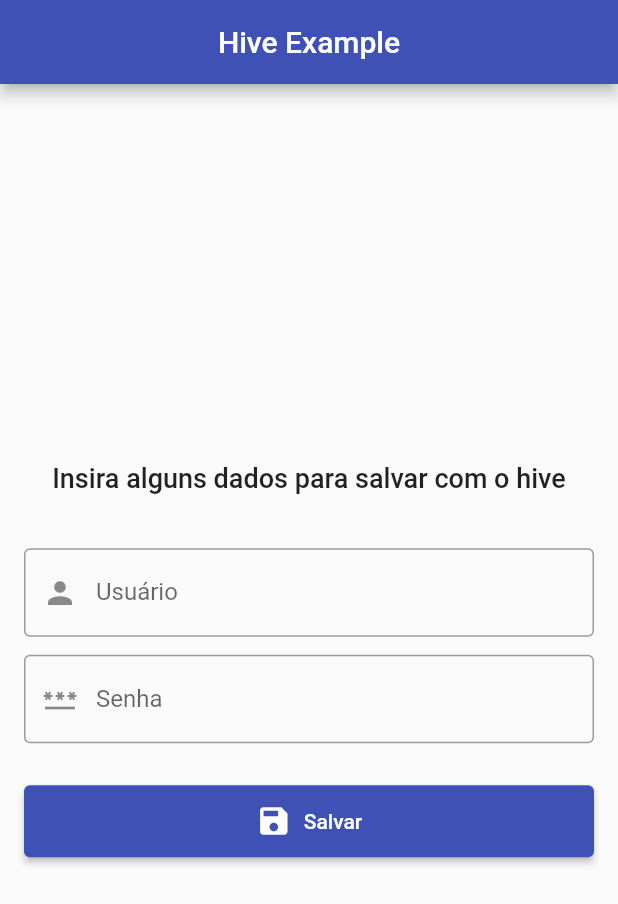
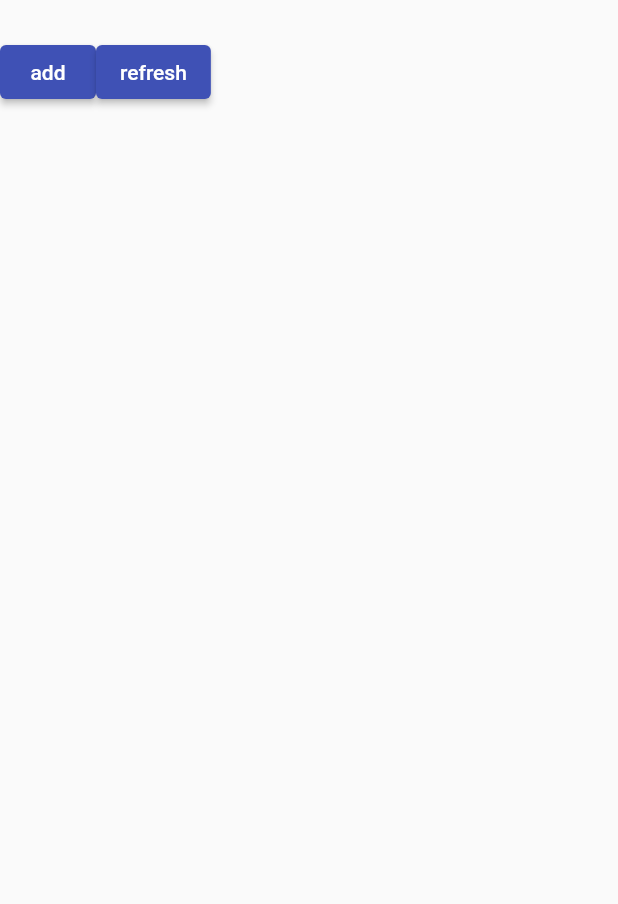
Before and after one commit to SamuelGadiel/hive_test, a Flutter app: the screen it shows after launch, on a phone screen of 412 x 824 dp. Shown: the top 904 px of the screen. Run offline on Flutter 3.47's test engine with Material 2 defaults, Android fonts, the phone set to English and light mode, and no system bars; our stand-ins replace hive; accounts and stored records are empty.

Commit message:
test hive

```diff
--- a/lib/main.dart
+++ b/lib/main.dart
@@ -1,8 +1,5 @@
-import 'dart:convert';
-
 import 'package:flutter/material.dart';
 import 'package:hive/hive.dart';
-import 'package:hive_test/user.dart';
 import 'package:path_provider/path_provider.dart' as path;
 
 Future<void> main() async {
@@ -35,162 +32,57 @@ class MyHomePage extends StatefulWidget {
 }
 
 class _MyHomePageState extends State<MyHomePage> {
-  final userController = TextEditingController();
-  final passwordController = TextEditingController();
-  User user = User('', '');
-  bool hasData = false;
+  List<String> texts = [];
 
-  @override
-  void initState() {
-    Hive.openBox('app').then((box) {
-      final result = box.get('user');
+  void getData() async {
+    final box = await Hive.openBox('app');
 
-      if (result != null) {
+    final result = box.toMap();
+
+    texts.clear();
     setState(() {
-          user = UserModel.fromJson(json.decode(result));
-          hasData = true;
+      result.forEach((key, value) {
+        print('$key: $value');
+        texts.add(value);
+      });
     });
   }
-    });
 
-    super.initState();
+  void storeData() async {
+    final box = await Hive.openBox('app');
+
+    final time = DateTime.now();
+
+    await box.add('${time.hour}:${time.minute}:${time.second}');
   }
 
   @override
   Widget build(BuildContext context) {
-    return GestureDetector(
-      onTap: () {
-        final currentFocus = FocusScope.of(context);
-
-        if (!currentFocus.hasPrimaryFocus) {
-          currentFocus.focusedChild?.unfocus();
-        }
-      },
-      child: Scaffold(
-        appBar: AppBar(title: Text('Hive Example'), centerTitle: true),
+    return Scaffold(
       body: Center(
-          child: Padding(
-            padding: EdgeInsets.symmetric(horizontal: 16.0),
-            child: Column(
-              mainAxisAlignment: MainAxisAlignment.center,
-              crossAxisAlignment: CrossAxisAlignment.stretch,
-              children: [
-                Visibility(
-                  visible: hasData,
         child: Column(
           children: [
-                      Text(
-                        'Dados Salvos',
-                        textAlign: TextAlign.center,
-                        style: TextStyle(fontSize: 18, fontWeight: FontWeight.w500),
+            ListView.builder(
+              shrinkWrap: true,
+              itemCount: texts.length,
+              itemBuilder: (context, index) {
+                return Text(texts[index]);
+              },
             ),
-                      Text('Usuário: ${user.username}'),
-                      Text('Senha: ${user.password}'),
-                      SizedBox(height: 24)
-                    ],
+            SizedBox(height: 24),
+            Row(
+              children: [
+                ElevatedButton(
+                  onPressed: storeData,
+                  child: Text('add'),
                 ),
-                ),
-                Text(
-                  'Insira alguns dados para salvar com o hive',
-                  textAlign: TextAlign.center,
-                  style: TextStyle(fontSize: 18, fontWeight: FontWeight.w500),
-                ),
-                Padding(
-                  padding: EdgeInsets.only(top: 36),
-                  child: TextField(
-                    controller: userController,
-                    decoration: InputDecoration(
-                      border: OutlineInputBorder(),
-                      label: Text('Usuário'),
-                      prefixIcon: Icon(Icons.person),
-                    ),
-                  ),
-                ),
-                Padding(
-                  padding: EdgeInsets.only(top: 12, bottom: 28),
-                  child: TextField(
-                    controller: passwordController,
-                    keyboardType: TextInputType.visiblePassword,
-                    obscureText: true,
-                    decoration: InputDecoration(
-                      border: OutlineInputBorder(),
-                      prefixIcon: Icon(Icons.password),
-                      label: Text('Senha'),
-                    ),
-                  ),
-                ),
-                SizedBox(
-                  height: 48,
-                  child: Row(
-                    crossAxisAlignment: CrossAxisAlignment.stretch,
-                    children: [
-                      Visibility(
-                        visible: hasData,
-                        child: Expanded(
-                          child: ElevatedButton(
-                            onPressed: () async {
-                              final box = await Hive.openBox('app');
-
-                              await box.clear();
-
-                              await box.close();
-
-                              setState(() {
-                                hasData = false;
-                              });
-                            },
-                            style: ElevatedButton.styleFrom(primary: Colors.red[800]),
-                            child: Row(
-                              mainAxisAlignment: MainAxisAlignment.center,
-                              children: [
-                                Icon(Icons.delete),
-                                SizedBox(width: 8),
-                                Text("Limpar"),
-                              ],
-                            ),
-                          ),
-                        ),
-                      ),
-                      Visibility(
-                        visible: hasData,
-                        child: SizedBox(width: 8),
-                      ),
-                      Expanded(
-                        child: ElevatedButton(
-                          onPressed: () async {
-                            if (userController.text.isNotEmpty && passwordController.text.isNotEmpty) {
-                              final box = await Hive.openBox('app');
-
-                              user = User(userController.text, passwordController.text);
-
-                              await box.put('user', json.encode(UserModel.toJson(user)));
-
-                              box.close();
-
-                              userController.clear();
-                              passwordController.clear();
-
-                              setState(() {
-                                hasData = true;
-                              });
-                            }
-                          },
-                          child: Row(
-                            mainAxisAlignment: MainAxisAlignment.center,
-                            children: [
-                              Icon(Icons.save),
-                              SizedBox(width: 8),
-                              Text("Salvar"),
-                            ],
-                          ),
-                        ),
+                ElevatedButton(
+                  onPressed: getData,
+                  child: Text('refresh'),
                 ),
               ],
-                  ),
-                ),
+            )
           ],
-            ),
-          ),
         ),
       ),
     );
```
Lines whose indentation alone changed are shown as unchanged.
